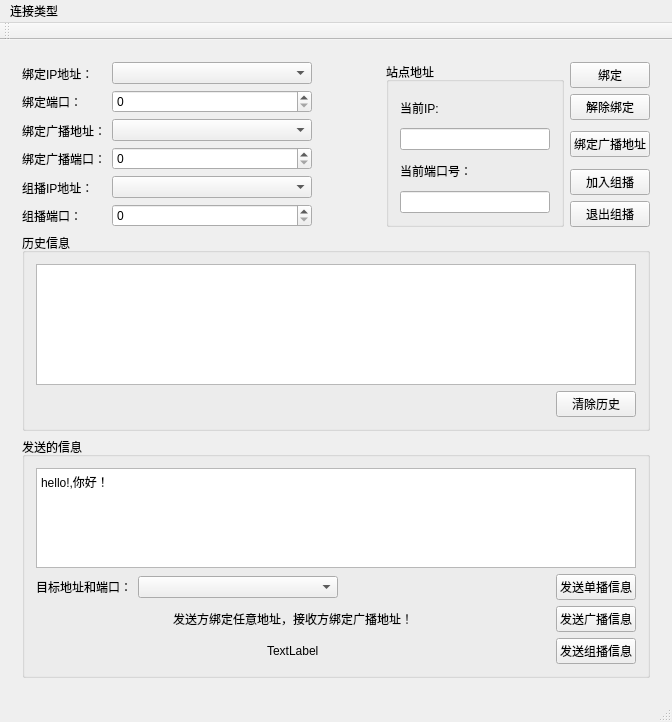
Qt form Qt_exp/tcp_udp/mainwindow.ui (w809291634/QT_Creator_Study) before a commit.
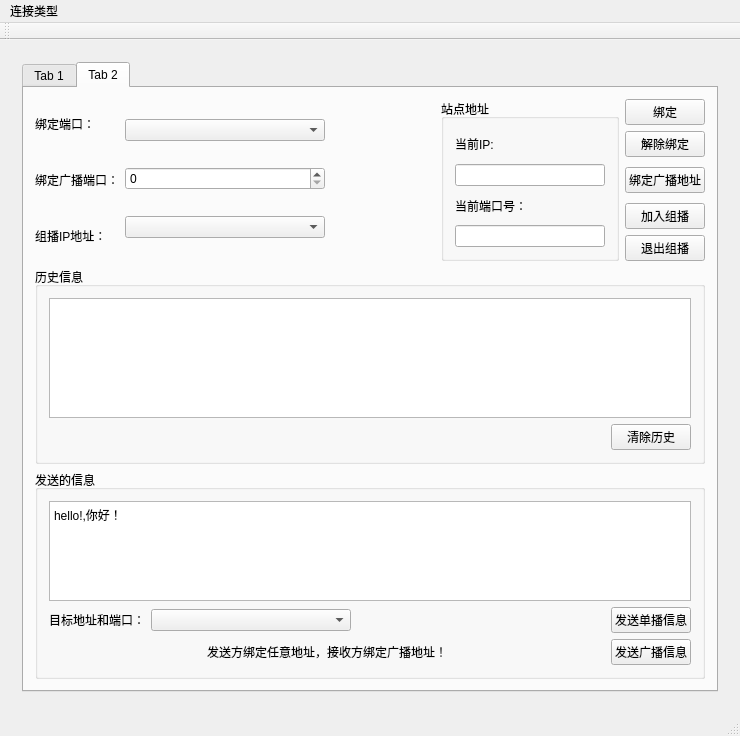
The same form after that commit.

Diff of the .ui file:
```diff
--- a/Qt_exp/tcp_udp/mainwindow.ui
+++ b/Qt_exp/tcp_udp/mainwindow.ui
@@ -6,8 +6,8 @@
    <rect>
     <x>0</x>
     <y>0</y>
-    <width>672</width>
-    <height>722</height>
+    <width>740</width>
+    <height>736</height>
    </rect>
   </property>
   <property name="minimumSize">
@@ -26,7 +26,7 @@
    <string>MainWindow</string>
   </property>
   <widget class="QWidget" name="centralWidget">
-   <layout class="QGridLayout" name="gridLayout_9">
+   <layout class="QGridLayout" name="gridLayout_10">
     <item row="0" column="0">
      <widget class="QStackedWidget" name="stackedWidget">
       <property name="maximumSize">
@@ -618,13 +618,162 @@
        </layout>
       </widget>
       <widget class="QWidget" name="udp_widget">
-       <layout class="QGridLayout" name="gridLayout_10">
+       <layout class="QGridLayout" name="gridLayout_12">
+        <item row="0" column="0">
+         <widget class="QTabWidget" name="tabWidget_2">
+          <property name="currentIndex">
+           <number>1</number>
+          </property>
+          <widget class="QWidget" name="tab">
+           <attribute name="title">
+            <string>Tab 1</string>
+           </attribute>
+           <layout class="QGridLayout" name="gridLayout_11">
+            <item row="0" column="0">
+             <layout class="QHBoxLayout" name="horizontalLayout_7">
+              <item>
+               <layout class="QVBoxLayout" name="verticalLayout_4">
+                <item>
+                 <widget class="QLabel" name="label_22">
+                  <property name="text">
+                   <string>绑定IP地址：</string>
+                  </property>
+                 </widget>
+                </item>
+                <item>
+                 <widget class="QLabel" name="label_14">
+                  <property name="text">
+                   <string>绑定特殊地址：</string>
+                  </property>
+                 </widget>
+                </item>
+                <item>
+                 <widget class="QLabel" name="label_16">
+                  <property name="text">
+                   <string>绑定端口：</string>
+                  </property>
+                 </widget>
+                </item>
+               </layout>
+              </item>
+              <item>
+               <layout class="QVBoxLayout" name="verticalLayout_5">
+                <item>
+                 <widget class="QComboBox" name="udp_bind_ip_cbox">
+                  <property name="minimumSize">
+                   <size>
+                    <width>200</width>
+                    <height>0</height>
+                   </size>
+                  </property>
+                 </widget>
+                </item>
+                <item>
+                 <widget class="QLineEdit" name="udp_bind_special_ip"/>
+                </item>
+                <item>
+                 <widget class="QSpinBox" name="udp_bind_port_sbox"/>
+                </item>
+               </layout>
+              </item>
+              <item>
+               <spacer name="horizontalSpacer_20">
+                <property name="orientation">
+                 <enum>Qt::Horizontal</enum>
+                </property>
+                <property name="sizeHint" stdset="0">
+                 <size>
+                  <width>40</width>
+                  <height>20</height>
+                 </size>
+                </property>
+               </spacer>
+              </item>
+              <item>
+               <widget class="QGroupBox" name="groupBox_6">
+                <property name="title">
+                 <string>站点地址</string>
+                </property>
+                <layout class="QGridLayout" name="gridLayout_13">
         <item row="1" column="0">
-         <widget class="QGroupBox" name="groupBox_9">
+                  <widget class="QLineEdit" name="udp_current_ip_lEdit">
+                   <property name="minimumSize">
+                    <size>
+                     <width>150</width>
+                     <height>0</height>
+                    </size>
+                   </property>
+                   <property name="text">
+                    <string/>
+                   </property>
+                   <property name="readOnly">
+                    <bool>true</bool>
+                   </property>
+                  </widget>
+                 </item>
+                 <item row="0" column="0">
+                  <widget class="QLabel" name="label_18">
+                   <property name="text">
+                    <string>当前IP地址:</string>
+                   </property>
+                  </widget>
+                 </item>
+                 <item row="2" column="0">
+                  <widget class="QLabel" name="label_28">
+                   <property name="text">
+                    <string>当前端口号：</string>
+                   </property>
+                  </widget>
+                 </item>
+                 <item row="3" column="0">
+                  <widget class="QLineEdit" name="udp_current_port_lEdit">
+                   <property name="minimumSize">
+                    <size>
+                     <width>150</width>
+                     <height>0</height>
+                    </size>
+                   </property>
+                   <property name="readOnly">
+                    <bool>true</bool>
+                   </property>
+                  </widget>
+                 </item>
+                </layout>
+               </widget>
+              </item>
+              <item>
+               <layout class="QVBoxLayout" name="verticalLayout_6">
+                <item>
+                 <widget class="QPushButton" name="udp_bind_btn">
+                  <property name="text">
+                   <string>绑定IP地址</string>
+                  </property>
+                 </widget>
+                </item>
+                <item>
+                 <widget class="QPushButton" name="udp_bind_special_btn">
+                  <property name="text">
+                   <string>绑定特殊地址</string>
+                  </property>
+                 </widget>
+                </item>
+                <item>
+                 <widget class="QPushButton" name="udp_unbind_btn">
+                  <property name="text">
+                   <string>解除绑定</string>
+                  </property>
+                 </widget>
+                </item>
+               </layout>
+              </item>
+             </layout>
+            </item>
+            <item row="1" column="0">
+             <widget class="QGroupBox" name="groupBox_12">
           <property name="title">
            <string>历史信息</string>
           </property>
-          <layout class="QGridLayout" name="gridLayout_17">
+              <layout class="QGridLayout" name="gridLayout_18">
            <item row="0" column="0" colspan="2">
             <widget class="QListWidget" name="udp_listWidget"/>
            </item>
@@ -652,7 +801,7 @@
          </widget>
         </item>
         <item row="2" column="0">
-         <widget class="QGroupBox" name="groupBox_10">
+             <widget class="QGroupBox" name="groupBox_11">
           <property name="sizePolicy">
            <sizepolicy hsizetype="Preferred" vsizetype="Fixed">
             <horstretch>0</horstretch>
@@ -663,7 +812,7 @@
            <string>发送的信息</string>
           </property>
           <layout class="QGridLayout" name="gridLayout">
-           <item row="0" column="0">
+               <item row="0" column="0" colspan="3">
             <widget class="QTextEdit" name="udp_send_textEdit">
              <property name="sizePolicy">
               <sizepolicy hsizetype="Expanding" vsizetype="Expanding">
@@ -687,9 +836,11 @@
             </widget>
            </item>
            <item row="1" column="0">
-            <layout class="QHBoxLayout" name="horizontalLayout_4">
+                <layout class="QVBoxLayout" name="verticalLayout">
              <item>
-              <widget class="QLabel" name="label_20">
+                  <layout class="QHBoxLayout" name="horizontalLayout_3">
+                   <item>
+                    <widget class="QLabel" name="label_25">
                <property name="text">
                 <string>目标地址和端口：</string>
                </property>
@@ -705,19 +856,46 @@
                </property>
               </widget>
              </item>
+                  </layout>
+                 </item>
              <item>
-              <spacer name="horizontalSpacer_12">
+                  <layout class="QHBoxLayout" name="horizontalLayout_4">
+                   <item>
+                    <widget class="QLabel" name="label_26">
+                     <property name="text">
+                      <string>目标端口：</string>
+                     </property>
+                    </widget>
+                   </item>
+                   <item>
+                    <widget class="QSpinBox" name="udp_destination_port">
+                     <property name="minimumSize">
+                      <size>
+                       <width>200</width>
+                       <height>0</height>
+                      </size>
+                     </property>
+                    </widget>
+                   </item>
+                  </layout>
+                 </item>
+                </layout>
+               </item>
+               <item row="1" column="1">
+                <spacer name="horizontalSpacer_21">
                <property name="orientation">
                 <enum>Qt::Horizontal</enum>
                </property>
                <property name="sizeHint" stdset="0">
                 <size>
-                 <width>115</width>
+                   <width>195</width>
                  <height>20</height>
                 </size>
                </property>
               </spacer>
              </item>
+               <item row="1" column="2">
+                <layout class="QVBoxLayout" name="verticalLayout_2">
              <item>
               <widget class="QPushButton" name="udp_unicast_btn">
                <property name="text">
@@ -725,43 +903,6 @@
                </property>
               </widget>
              </item>
-            </layout>
-           </item>
-           <item row="2" column="0">
-            <layout class="QHBoxLayout" name="horizontalLayout_5">
-             <item>
-              <spacer name="horizontalSpacer_10">
-               <property name="orientation">
-                <enum>Qt::Horizontal</enum>
-               </property>
-               <property name="sizeHint" stdset="0">
-                <size>
-                 <width>40</width>
-                 <height>20</height>
-                </size>
-               </property>
-              </spacer>
-             </item>
-             <item>
-              <widget class="QLabel" name="label_10">
-               <property name="text">
-                <string>发送方绑定任意地址，接收方绑定广播地址！</string>
-               </property>
-              </widget>
-             </item>
-             <item>
-              <spacer name="horizontalSpacer_16">
-               <property name="orientation">
-                <enum>Qt::Horizontal</enum>
-               </property>
-               <property name="sizeHint" stdset="0">
-                <size>
-                 <width>40</width>
-                 <height>20</height>
-                </size>
-               </property>
-              </spacer>
-             </item>
              <item>
               <widget class="QPushButton" name="udp_broadcast_btn">
                <property name="text">
@@ -771,105 +912,47 @@
              </item>
             </layout>
            </item>
-           <item row="3" column="0">
-            <layout class="QHBoxLayout" name="horizontalLayout_6">
-             <item>
-              <spacer name="horizontalSpacer_11">
-               <property name="orientation">
-                <enum>Qt::Horizontal</enum>
-               </property>
-               <property name="sizeHint" stdset="0">
-                <size>
-                 <width>40</width>
-                 <height>20</height>
-                </size>
-               </property>
-              </spacer>
-             </item>
-             <item>
-              <widget class="QLabel" name="label_11">
-               <property name="text">
-                <string>TextLabel</string>
-               </property>
-              </widget>
-             </item>
-             <item>
-              <spacer name="horizontalSpacer_19">
-               <property name="orientation">
-                <enum>Qt::Horizontal</enum>
-               </property>
-               <property name="sizeHint" stdset="0">
-                <size>
-                 <width>40</width>
-                 <height>20</height>
-                </size>
-               </property>
-              </spacer>
-             </item>
-             <item>
-              <widget class="QPushButton" name="udp_multicast_btn">
-               <property name="text">
-                <string>发送组播信息</string>
-               </property>
-              </widget>
-             </item>
-            </layout>
-           </item>
-          </layout>
-         </widget>
-        </item>
+              </layout>
+             </widget>
+            </item>
+           </layout>
+          </widget>
+          <widget class="QWidget" name="tab_2">
+           <attribute name="title">
+            <string>Tab 2</string>
+           </attribute>
+           <layout class="QGridLayout" name="gridLayout_9">
         <item row="0" column="0">
-         <layout class="QHBoxLayout" name="horizontalLayout_3">
+             <layout class="QHBoxLayout" name="horizontalLayout_10">
           <item>
-           <layout class="QVBoxLayout" name="verticalLayout_2">
+               <layout class="QVBoxLayout" name="verticalLayout_7">
             <item>
-             <widget class="QLabel" name="label_21">
-              <property name="text">
-               <string>绑定IP地址：</string>
-              </property>
-             </widget>
-            </item>
-            <item>
-             <widget class="QLabel" name="label_19">
+                 <widget class="QLabel" name="label_29">
               <property name="text">
                <string>绑定端口：</string>
               </property>
              </widget>
             </item>
             <item>
-             <widget class="QLabel" name="label_2">
-              <property name="text">
-               <string>绑定广播地址：</string>
-              </property>
-             </widget>
-            </item>
-            <item>
-             <widget class="QLabel" name="label_9">
+                 <widget class="QLabel" name="label_31">
               <property name="text">
                <string>绑定广播端口：</string>
               </property>
              </widget>
             </item>
             <item>
-             <widget class="QLabel" name="label_23">
+                 <widget class="QLabel" name="label_32">
               <property name="text">
                <string>组播IP地址：</string>
               </property>
              </widget>
             </item>
-            <item>
-             <widget class="QLabel" name="label_24">
-              <property name="text">
-               <string>组播端口：</string>
-              </property>
-             </widget>
-            </item>
            </layout>
           </item>
           <item>
-           <layout class="QVBoxLayout" name="verticalLayout">
+               <layout class="QVBoxLayout" name="verticalLayout_8">
             <item>
-             <widget class="QComboBox" name="udp_bind_ip_cbox">
+                 <widget class="QComboBox" name="udp_bind_ip_cbox_3">
               <property name="minimumSize">
                <size>
                 <width>200</width>
@@ -879,24 +962,15 @@
              </widget>
             </item>
             <item>
-             <widget class="QSpinBox" name="udp_bind_port_sbox"/>
+                 <widget class="QSpinBox" name="udp_bind_port_sbox_3"/>
             </item>
             <item>
-             <widget class="QComboBox" name="udp_bind_bCast_ip_cbox"/>
-            </item>
-            <item>
-             <widget class="QSpinBox" name="udp_bind_bCast_port_sbox"/>
-            </item>
-            <item>
-             <widget class="QComboBox" name="udp_group_ip_cbox"/>
-            </item>
-            <item>
-             <widget class="QSpinBox" name="udp_group_port_sbox"/>
+                 <widget class="QComboBox" name="udp_group_ip_cbox_2"/>
             </item>
            </layout>
           </item>
           <item>
-           <spacer name="horizontalSpacer_13">
+               <spacer name="horizontalSpacer_25">
             <property name="orientation">
              <enum>Qt::Horizontal</enum>
             </property>
@@ -909,13 +983,13 @@
            </spacer>
           </item>
           <item>
-           <widget class="QGroupBox" name="groupBox_5">
+               <widget class="QGroupBox" name="groupBox_7">
             <property name="title">
              <string>站点地址</string>
             </property>
-            <layout class="QGridLayout" name="gridLayout_11">
+                <layout class="QGridLayout" name="gridLayout_16">
              <item row="1" column="0">
-              <widget class="QLineEdit" name="udp_current_ip_lEdit">
+                  <widget class="QLineEdit" name="udp_current_ip_lEdit_3">
                <property name="minimumSize">
                 <size>
                  <width>150</width>
@@ -931,21 +1005,21 @@
               </widget>
              </item>
              <item row="0" column="0">
-              <widget class="QLabel" name="label_12">
+                  <widget class="QLabel" name="label_34">
                <property name="text">
                 <string>当前IP:</string>
                </property>
               </widget>
              </item>
              <item row="2" column="0">
-              <widget class="QLabel" name="label_13">
+                  <widget class="QLabel" name="label_35">
                <property name="text">
                 <string>当前端口号：</string>
                </property>
               </widget>
              </item>
              <item row="3" column="0">
-              <widget class="QLineEdit" name="udp_current_port_lEdit">
+                  <widget class="QLineEdit" name="udp_current_port_lEdit_3">
                <property name="minimumSize">
                 <size>
                  <width>150</width>
@@ -961,16 +1035,16 @@
            </widget>
           </item>
           <item>
-           <layout class="QVBoxLayout" name="verticalLayout_3">
+               <layout class="QVBoxLayout" name="verticalLayout_9">
             <item>
-             <widget class="QPushButton" name="udp_bind_btn">
+                 <widget class="QPushButton" name="udp_bind_btn_3">
               <property name="text">
                <string>绑定</string>
               </property>
              </widget>
             </item>
             <item>
-             <widget class="QPushButton" name="udp_unbind_btn">
+                 <widget class="QPushButton" name="udp_unbind_btn_3">
               <property name="text">
                <string>解除绑定</string>
               </property>
@@ -1027,6 +1101,165 @@
           </item>
          </layout>
         </item>
+            <item row="1" column="0">
+             <widget class="QGroupBox" name="groupBox_14">
+              <property name="title">
+               <string>历史信息</string>
+              </property>
+              <layout class="QGridLayout" name="gridLayout_20">
+               <item row="0" column="0" colspan="2">
+                <widget class="QListWidget" name="udp_listWidget_3"/>
+               </item>
+               <item row="1" column="0">
+                <spacer name="horizontalSpacer_30">
+                 <property name="orientation">
+                  <enum>Qt::Horizontal</enum>
+                 </property>
+                 <property name="sizeHint" stdset="0">
+                  <size>
+                   <width>473</width>
+                   <height>20</height>
+                  </size>
+                 </property>
+                </spacer>
+               </item>
+               <item row="1" column="1">
+                <widget class="QPushButton" name="udp_history_clear_3">
+                 <property name="text">
+                  <string>清除历史</string>
+                 </property>
+                </widget>
+               </item>
+              </layout>
+             </widget>
+            </item>
+            <item row="2" column="0">
+             <widget class="QGroupBox" name="groupBox_13">
+              <property name="sizePolicy">
+               <sizepolicy hsizetype="Preferred" vsizetype="Fixed">
+                <horstretch>0</horstretch>
+                <verstretch>0</verstretch>
+               </sizepolicy>
+              </property>
+              <property name="title">
+               <string>发送的信息</string>
+              </property>
+              <layout class="QGridLayout" name="gridLayout_19">
+               <item row="0" column="0">
+                <widget class="QTextEdit" name="udp_send_textEdit_3">
+                 <property name="sizePolicy">
+                  <sizepolicy hsizetype="Expanding" vsizetype="Expanding">
+                   <horstretch>0</horstretch>
+                   <verstretch>0</verstretch>
+                  </sizepolicy>
+                 </property>
+                 <property name="maximumSize">
+                  <size>
+                   <width>16777215</width>
+                   <height>100</height>
+                  </size>
+                 </property>
+                 <property name="html">
+                  <string>&lt;!DOCTYPE HTML PUBLIC &quot;-//W3C//DTD HTML 4.0//EN&quot; &quot;http://www.w3.org/TR/REC-html40/strict.dtd&quot;&gt;
+&lt;html&gt;&lt;head&gt;&lt;meta name=&quot;qrichtext&quot; content=&quot;1&quot; /&gt;&lt;style type=&quot;text/css&quot;&gt;
+p, li { white-space: pre-wrap; }
+&lt;/style&gt;&lt;/head&gt;&lt;body style=&quot; font-family:'SimSun'; font-size:9pt; font-weight:400; font-style:normal;&quot;&gt;
+&lt;p style=&quot; margin-top:0px; margin-bottom:0px; margin-left:0px; margin-right:0px; -qt-block-indent:0; text-indent:0px;&quot;&gt;hello!,你好！&lt;/p&gt;&lt;/body&gt;&lt;/html&gt;</string>
+                 </property>
+                </widget>
+               </item>
+               <item row="2" column="0">
+                <layout class="QHBoxLayout" name="horizontalLayout_11">
+                 <item>
+                  <spacer name="horizontalSpacer_26">
+                   <property name="orientation">
+                    <enum>Qt::Horizontal</enum>
+                   </property>
+                   <property name="sizeHint" stdset="0">
+                    <size>
+                     <width>40</width>
+                     <height>20</height>
+                    </size>
+                   </property>
+                  </spacer>
+                 </item>
+                 <item>
+                  <widget class="QLabel" name="label_27">
+                   <property name="text">
+                    <string>发送方绑定任意地址，接收方绑定广播地址！</string>
+                   </property>
+                  </widget>
+                 </item>
+                 <item>
+                  <spacer name="horizontalSpacer_28">
+                   <property name="orientation">
+                    <enum>Qt::Horizontal</enum>
+                   </property>
+                   <property name="sizeHint" stdset="0">
+                    <size>
+                     <width>40</width>
+                     <height>20</height>
+                    </size>
+                   </property>
+                  </spacer>
+                 </item>
+                 <item>
+                  <widget class="QPushButton" name="udp_broadcast_btn_3">
+                   <property name="text">
+                    <string>发送广播信息</string>
+                   </property>
+                  </widget>
+                 </item>
+                </layout>
+               </item>
+               <item row="1" column="0">
+                <layout class="QHBoxLayout" name="horizontalLayout_12">
+                 <item>
+                  <widget class="QLabel" name="label_30">
+                   <property name="text">
+                    <string>目标地址和端口：</string>
+                   </property>
+                  </widget>
+                 </item>
+                 <item>
+                  <widget class="QComboBox" name="udp_destination_cbox_3">
+                   <property name="minimumSize">
+                    <size>
+                     <width>200</width>
+                     <height>0</height>
+                    </size>
+                   </property>
+                  </widget>
+                 </item>
+                 <item>
+                  <spacer name="horizontalSpacer_29">
+                   <property name="orientation">
+                    <enum>Qt::Horizontal</enum>
+                   </property>
+                   <property name="sizeHint" stdset="0">
+                    <size>
+                     <width>115</width>
+                     <height>20</height>
+                    </size>
+                   </property>
+                  </spacer>
+                 </item>
+                 <item>
+                  <widget class="QPushButton" name="udp_unicast_btn_3">
+                   <property name="text">
+                    <string>发送单播信息</string>
+                   </property>
+                  </widget>
+                 </item>
+                </layout>
+               </item>
+              </layout>
+             </widget>
+            </item>
+           </layout>
+          </widget>
+         </widget>
+        </item>
        </layout>
       </widget>
      </widget>
@@ -1038,7 +1271,7 @@
     <rect>
      <x>0</x>
      <y>0</y>
-     <width>672</width>
+     <width>740</width>
      <height>26</height>
     </rect>
    </property>
```
Left out of the diff: 12 changed lines with no effect on the pictures. Lines whose indentation alone changed are shown as unchanged.
